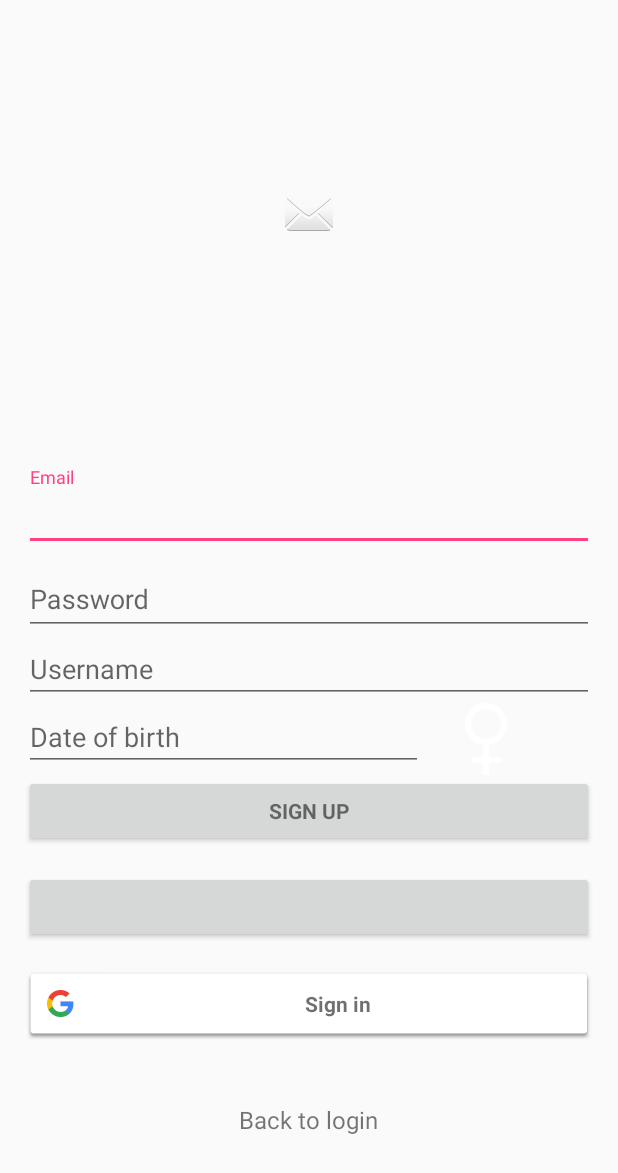
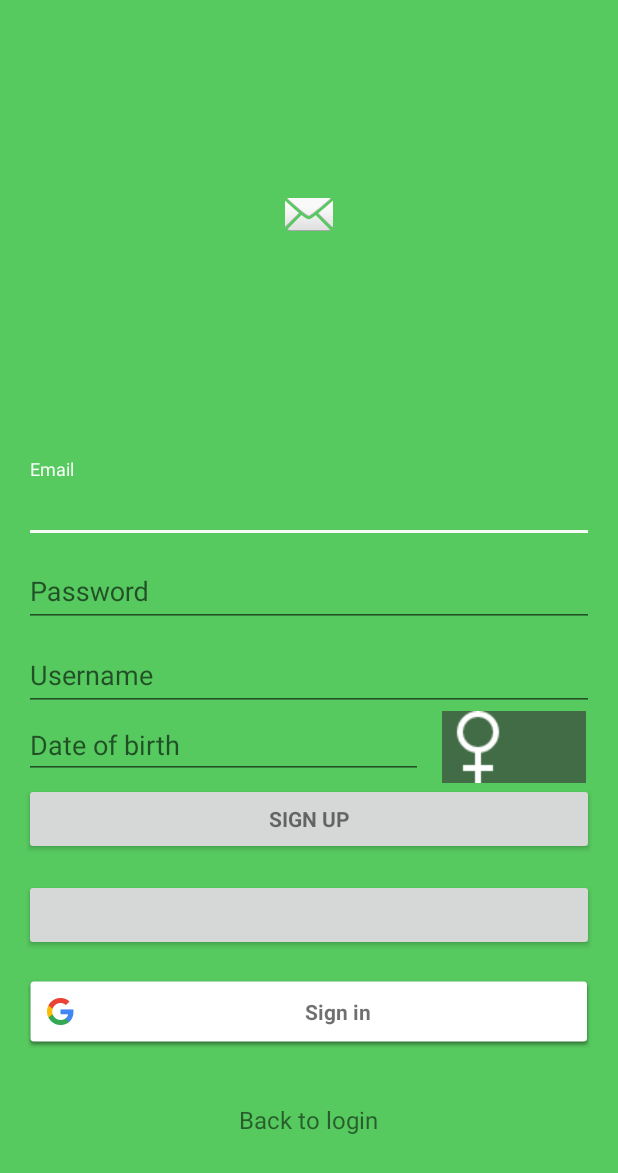
Before and after one commit to ChenlongZ/FollowUp, an Android app: the screen it shows after launch (LoginActivity), after a tap on "SIGN UP", on a phone screen of 412 x 824 dp. Shown: the top 1173 px of the screen. Run offline under Robolectric (Android 15) with nearby library versions, the phone set to English and light mode, and no system bars; our stand-ins replace ButterKnife, Firebase (no records; nobody signed in at launch, a user with empty details on screens opened directly); libraries missing offline, so code that uses them is left out: com.facebook, com.facebook.login; plain views replace LoginButton; 4 statements that could not run were skipped; 3 other taps on this screen came first.

Commit message:
adding features

```diff
--- a/app/src/main/java/com/followitupapp/followitup/login/LoginActivity.java
+++ b/app/src/main/java/com/followitupapp/followitup/login/LoginActivity.java
@@ -4,19 +4,26 @@ import android.animation.Animator;
 import android.animation.AnimatorListenerAdapter;
 import android.animation.ObjectAnimator;
 import android.annotation.TargetApi;
+import android.app.DatePickerDialog;
+import android.app.Dialog;
 import android.app.LoaderManager.LoaderCallbacks;
+import android.app.TimePickerDialog;
 import android.content.CursorLoader;
 import android.content.Intent;
 import android.content.Loader;
 import android.content.pm.PackageManager;
 import android.database.Cursor;
+import android.icu.text.SimpleDateFormat;
+import android.icu.util.Calendar;
 import android.net.Uri;
 import android.os.Build;
 import android.os.Bundle;
 import android.provider.ContactsContract;
 import android.support.annotation.NonNull;
 import android.support.design.widget.Snackbar;
+import android.support.v4.app.DialogFragment;
 import android.support.v7.app.AppCompatActivity;
+import android.text.format.DateFormat;
 import android.util.Log;
 import android.view.KeyEvent;
 import android.view.View;
@@ -25,10 +32,12 @@ import android.view.inputmethod.EditorInfo;
 import android.widget.ArrayAdapter;
 import android.widget.AutoCompleteTextView;
 import android.widget.Button;
+import android.widget.DatePicker;
 import android.widget.EditText;
 import android.widget.LinearLayout;
 import android.widget.Switch;
 import android.widget.TextView;
+import android.widget.TimePicker;
 import android.widget.Toast;
 import android.widget.ToggleButton;
 
@@ -52,6 +61,7 @@ import com.google.android.gms.common.api.GoogleApiClient;
 import com.google.android.gms.tasks.OnCompleteListener;
 import com.google.android.gms.tasks.Task;
 import com.google.firebase.auth.AuthCredential;
+import com.google.firebase.auth.AuthResult;
 import com.google.firebase.auth.FacebookAuthProvider;
 import com.google.firebase.auth.FirebaseAuth;
 import com.google.firebase.auth.FirebaseUser;
@@ -115,10 +125,8 @@ public class LoginActivity extends AppCompatActivity implements LoaderCallbacks<
                 FirebaseUser user = firebaseAuth.getCurrentUser();
                 if (user != null) {
                     Log.d(TAG, "onAuthStateChanged:signed_in:" + user.getUid());
-                    Toast.makeText(LoginActivity.this, "User:" + user.getDisplayName() + " login successful", Toast.LENGTH_SHORT).show();
                 } else {
                     Log.d(TAG, "onAuthStateChanged:signed_out");
-                    Toast.makeText(LoginActivity.this, "logout successful", Toast.LENGTH_SHORT).show();
                 }
             }
         };
@@ -140,23 +148,32 @@ public class LoginActivity extends AppCompatActivity implements LoaderCallbacks<
         emailLogin.setOnClickListener(new OnClickListener() {
             @Override
             public void onClick(View view) {
-                mFirebaseAuth.signInWithEmailAndPassword(mEmailView.getText().toString(),
-                        mPasswordView.getText().toString())
-                        .addOnCompleteListener(LoginActivity.this, new FireBaseListener("Email/Pass"));
+                String action_sign_in = getResources().getString(R.string.action_sign_in);
+                String action_sign_up = getResources().getString(R.string.action_sign_up);
+                String btnText = (((Button) view).getText().toString());
+                if (btnText.equals(action_sign_in)) {
+                    mFirebaseAuth.signInWithEmailAndPassword(mEmailView.getText().toString(),
+                            mPasswordView.getText().toString())
+                            .addOnCompleteListener(LoginActivity.this, new FireBaseListener("Email/Pass"));
+                } else if (btnText.equals(action_sign_up)) {
+                    mFirebaseAuth.createUserWithEmailAndPassword(mEmailView.getText().toString(),
+                            mPasswordView.getText().toString())
+                            .addOnCompleteListener(LoginActivity.this, new OnCompleteListener<AuthResult>() {
+                                @Override
+                                public void onComplete(@NonNull Task<AuthResult> task) {
+                                    if (!task.isSuccessful()) {
+                                        Log.e(TAG, "User sign up failed: ", task.getException());
+                                        Toast.makeText(LoginActivity.this, task.getException().getMessage(), Toast.LENGTH_SHORT).show();
+                                    } else {
+                                        Toast.makeText(LoginActivity.this, "Sign up successful", Toast.LENGTH_SHORT).show();
+                                        jumpToMainActivity("newcomer");
+                                        // TODO: complete user info (in separate thread)
+                                    }
+                                }
+                            });
+                }
             }
         });
-//        emailSignup = (Button) findViewById(R.id.email_sign_up_button);
-//        emailSignup.setOnClickListener(new OnClickListener() {
-//            @Override
-//            public void onClick(View v) {
-//                if (userId.getVisibility() == View.GONE) {
-//                    userId.setVisibility(View.VISIBLE);
-//                    userZod.setVisibility(View.VISIBLE);
-//                } else {
-//                    // TODO: do sign up
-//                }
-//            }
-//        });
 
         // FB login
         callbackManager = CallbackManager.Factory.create();
@@ -247,17 +264,15 @@ public class LoginActivity extends AppCompatActivity implements LoaderCallbacks<
     }
 
     private class FireBaseListener implements OnCompleteListener {
-
         private String greetings;
-
         public FireBaseListener(String greetings) {
             this.greetings = greetings;
         }
-
         @Override
         public void onComplete(@NonNull Task task) {
             if (!task.isSuccessful()) {
                 Log.e(TAG, "Sign in with " + greetings + " failed: ", task.getException());
+                Toast.makeText(LoginActivity.this, "Invalid user credentials", Toast.LENGTH_SHORT).show();
             } else {
                 jumpToMainActivity(greetings);
             }
@@ -269,6 +284,8 @@ public class LoginActivity extends AppCompatActivity implements LoaderCallbacks<
      * @param view              the date and time EditText pressed
      */
     public void showDatePicker(View view) {
+        DialogFragment newFragment = new DatePickerFragment();
+        newFragment.show(getSupportFragmentManager(), "datePicker");
     }
 
     /**
@@ -281,6 +298,28 @@ public class LoginActivity extends AppCompatActivity implements LoaderCallbacks<
             showSignUpPanel(true);
         } else {
             showSignUpPanel(false);
+        }
+    }
+
+    public static class DatePickerFragment extends DialogFragment
+            implements DatePickerDialog.OnDateSetListener{
+
+        @Override
+        public Dialog onCreateDialog(Bundle savedInstanceState) {
+            final Calendar c = Calendar.getInstance();
+            int year = c.get(Calendar.YEAR);
+            int month = c.get(Calendar.MONTH);
+            int date = c.get(Calendar.DATE);
+
+            // Create a new instance of TimePickerDialog and return it
+            return new DatePickerDialog(getActivity(), this, year, month, date);
+        }
+
+        @Override
+        public void onDateSet(DatePicker view, int year, int month, int dayOfMonth) {
+            ((TextView) getActivity().findViewById(R.id.signup_date_picker_edittext)).setText(
+                    "" + year + "/" + month + "/" + dayOfMonth
+            );
         }
     }
 
--- a/app/src/main/res/drawable/sex_toggle_track.xml
+++ b/app/src/main/res/drawable/sex_toggle_track.xml
@@ -1,9 +1,6 @@
 <?xml version="1.0" encoding="utf-8"?>
 <shape xmlns:android="http://schemas.android.com/apk/res/android"
     android:dither="true"
-    android:shape="rectangle"
-    android:useLevel="false"
-    android:visible="true"
-    android:tint="@android:color/transparent">
-    <corners android:radius="15dp" />
+    android:shape="rectangle" >
+    <solid android:color="@color/inputSlot"/>
 </shape>
--- a/app/src/main/res/layout/activity_login.xml
+++ b/app/src/main/res/layout/activity_login.xml
@@ -2,23 +2,14 @@
     xmlns:tools="http://schemas.android.com/tools"
     android:layout_width="match_parent"
     android:layout_height="match_parent"
-    xmlns:app="http://schemas.android.com/apk/res-auto"
     android:gravity="center_horizontal"
     android:orientation="vertical"
     android:paddingBottom="@dimen/activity_vertical_margin"
     android:paddingLeft="@dimen/activity_horizontal_margin"
     android:paddingRight="@dimen/activity_horizontal_margin"
     android:paddingTop="@dimen/activity_vertical_margin"
+    android:background="@color/loginActivityBackground"
     tools:context="com.followitupapp.followitup.login.LoginActivity">
-
-    <!-- Login progress -->
-    <!--<ProgressBar-->
-    <!--android:id="@+id/login_progress"-->
-    <!--style="?android:attr/progressBarStyleLarge"-->
-    <!--android:layout_width="wrap_content"-->
-    <!--android:layout_height="wrap_content"-->
-    <!--android:layout_marginBottom="8dp"-->
-    <!--android:visibility="gone" />-->
 
     <LinearLayout
         android:id="@+id/app_logo_container"
@@ -87,12 +78,18 @@
             android:orientation="vertical"
             android:visibility="gone">
 
-            <EditText
-                android:id="@+id/userid_textedit"
+            <android.support.design.widget.TextInputLayout
                 android:layout_width="match_parent"
-                android:layout_height="wrap_content"
-                android:hint="@string/user_id_hint"
-                android:maxLines="1" />
+                android:layout_height="wrap_content">
+                <EditText
+                    android:id="@+id/userid_textedit"
+                    android:layout_width="match_parent"
+                    android:layout_height="wrap_content"
+                    android:hint="@string/user_id_hint"
+                    android:inputType="text"
+                    android:maxLines="1" />
+            </android.support.design.widget.TextInputLayout>
+
 
             <LinearLayout
                 android:id="@+id/signup_misc_container"
@@ -106,14 +103,15 @@
                     android:layout_height="wrap_content"
                     android:layout_weight="7"
                     android:hint="@string/action_date_pick"
-                    android:inputType="date"
-                    android:onClick="showDatePicker" />
+                    android:onClick="showDatePicker"
+                    android:focusable="false"/>
 
                 <Switch
                     android:id="@+id/signup_gender_switch"
                     android:layout_width="0dp"
-                    android:layout_height="wrap_content"
+                    android:layout_height="25dp"
                     android:layout_weight="3"
+                    android:padding="5dp"
                     android:thumb="@drawable/sex_toggle_thumb"
                     android:track="@drawable/sex_toggle_track"
                     android:textOff=""
--- a/app/src/main/res/values/colors.xml
+++ b/app/src/main/res/values/colors.xml
@@ -2,5 +2,8 @@
 <resources>
     <color name="colorPrimary">#3F51B5</color>
     <color name="colorPrimaryDark">#303F9F</color>
-    <color name="colorAccent">#FF4081</color>
+    <color name="colorAccent">#f0ffffff</color>
+
+    <color name="inputSlot">#a2383838</color>
+    <color name="loginActivityBackground">#56c95f</color>
 </resources>
```
